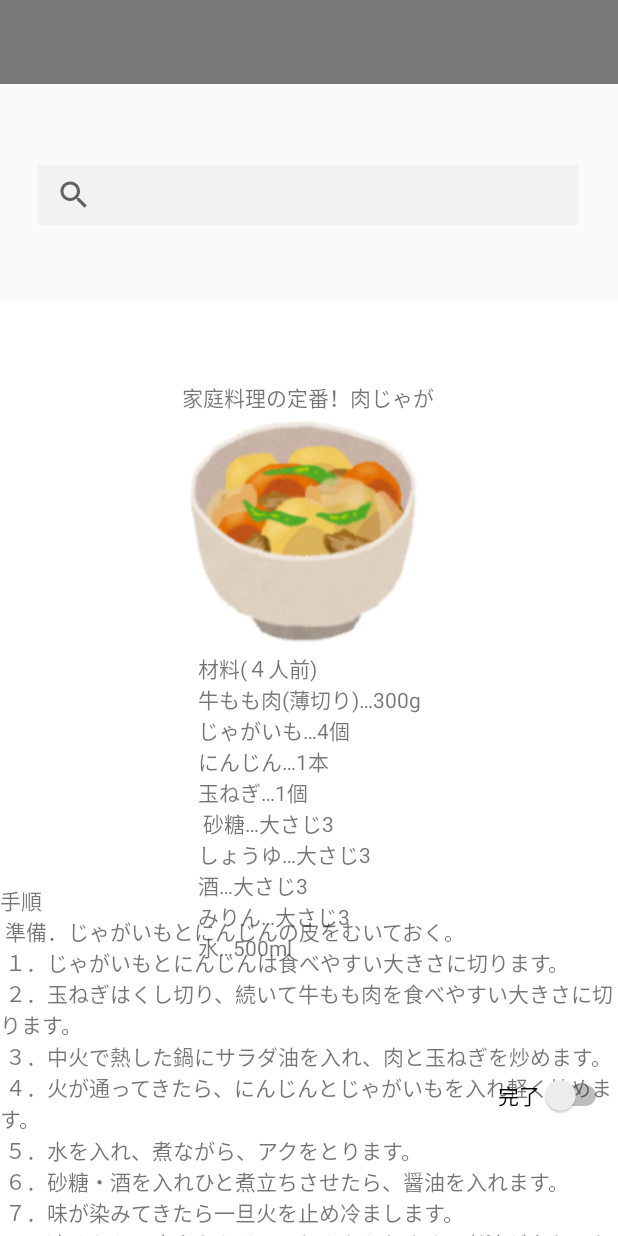
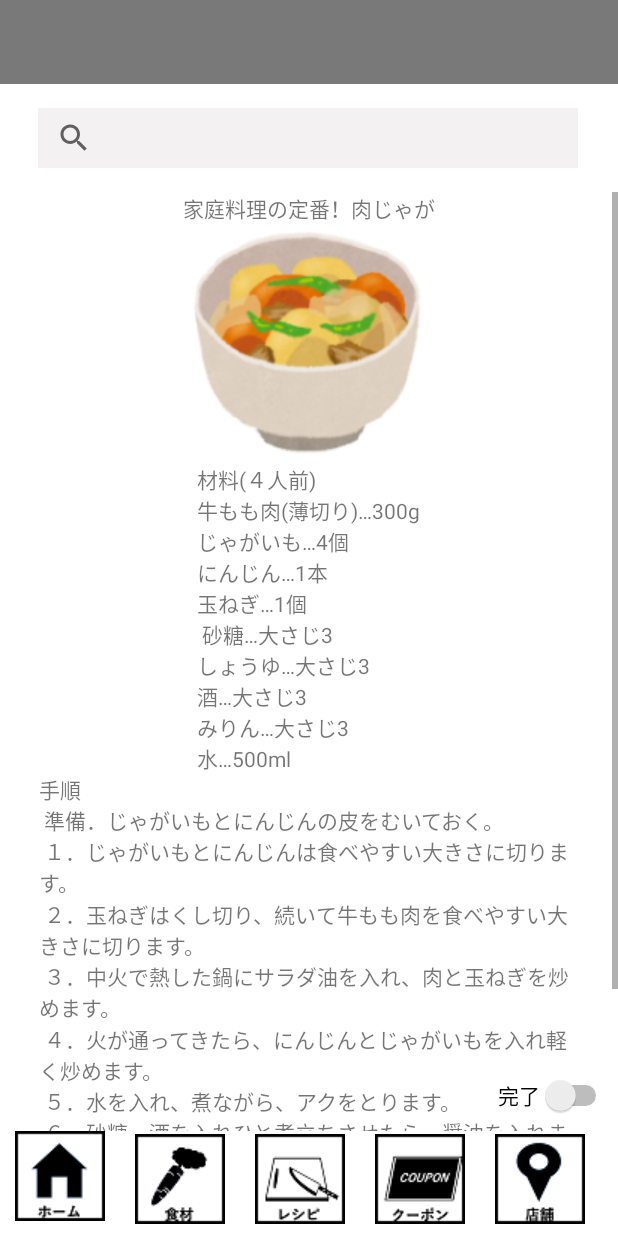
Before and after one commit to fresh3001/Tabemane, an Android app: the Recipe02Activity screen opened directly, with no data from a screen before it, on a phone screen of 412 x 824 dp. Run offline under Robolectric (Android 15) with nearby library versions, the light colour scheme and no system bars.

Commit message:
6th commit 安達

```diff
--- a/app/src/main/res/layout/activity_recipe02.xml
+++ b/app/src/main/res/layout/activity_recipe02.xml
@@ -4,6 +4,7 @@
     xmlns:tools="http://schemas.android.com/tools"
     android:layout_width="match_parent"
     android:layout_height="match_parent"
+    android:background="@color/white"
     tools:context=".Recipe02Activity">
 
     <!--共通フレームここから-->
@@ -92,45 +93,48 @@
     <!--共通フレームここまで-->
 
     <!--検索欄-->
+
+
+    <!--スクロールバー-->
+
+    <!--完了（レシピ作った）ボタン-->
+
     <SearchView
         android:id="@+id/serch"
         android:layout_width="360dp"
         android:layout_height="40dp"
+        android:layout_gravity="center_horizontal"
+        android:layout_marginTop="16dp"
         android:background="#F3F1F1"
-        app:layout_constraintBottom_toTopOf="@+id/recipeImageButton"
         app:layout_constraintEnd_toEndOf="parent"
         app:layout_constraintHorizontal_bias="0.49"
         app:layout_constraintStart_toStartOf="parent"
-        app:layout_constraintTop_toBottomOf="@+id/toolbar"
-        app:layout_constraintVertical_bias="0.082" />
+        app:layout_constraintTop_toBottomOf="@+id/toolbar" />
 
-
-    <!--スクロールバー-->
     <ScrollView
         android:id="@+id/scrollView2"
         android:layout_width="match_parent"
         android:layout_height="match_parent"
-        android:layout_marginTop="200dp"
-        android:isScrollContainer="false"
-        android:background="@color/white">
+        android:layout_marginTop="128dp"
+        android:layout_marginBottom="70dp"
+        android:fillViewport="true">
+
 
         <LinearLayout
             android:layout_width="match_parent"
             android:layout_height="wrap_content"
+            android:layout_gravity="center_horizontal"
             android:orientation="vertical"
-            tools:ignore="UselessLeaf"/>
-    </ScrollView>
+            android:weightSum="1"
+            tools:ignore="ScrollViewSize,UselessLeaf">
+
 
             <!--レシピ-->
             <TextView
                 android:id="@+id/recipe_name"
                 android:layout_width="wrap_content"
                 android:layout_height="wrap_content"
-        android:layout_marginStart="32dp"
-        android:layout_marginLeft="32dp"
-        android:layout_marginEnd="32dp"
-        android:layout_marginRight="32dp"
-        android:layout_marginBottom="240dp"
+                android:layout_gravity="center_horizontal"
                 android:text="@string/recipe_name"
                 app:layout_constraintBottom_toTopOf="@+id/recipeImageButton"
                 app:layout_constraintEnd_toEndOf="parent"
@@ -143,16 +147,19 @@
                 android:id="@+id/recipe_img"
                 android:layout_width="wrap_content"
                 android:layout_height="wrap_content"
+                android:layout_gravity="center_horizontal"
                 app:layout_constraintEnd_toEndOf="parent"
                 app:layout_constraintHorizontal_bias="0.49"
                 app:layout_constraintStart_toStartOf="parent"
                 app:layout_constraintTop_toBottomOf="@+id/recipe_name"
-        app:srcCompat="@drawable/nikujagaimage" />
+                app:srcCompat="@drawable/nikujagaimage"
+                tools:ignore="ContentDescription" />
 
             <TextView
                 android:id="@+id/material"
                 android:layout_width="wrap_content"
                 android:layout_height="wrap_content"
+                android:layout_gravity="center_horizontal"
                 android:text="@string/material"
                 app:layout_constraintEnd_toEndOf="parent"
                 app:layout_constraintStart_toStartOf="parent"
@@ -160,20 +167,17 @@
 
             <TextView
                 android:id="@+id/Howtomake_text"
-        android:layout_width="wrap_content"
+                android:layout_width="360dp"
                 android:layout_height="wrap_content"
-        android:layout_marginStart="128dp"
-        android:layout_marginLeft="128dp"
-        android:layout_marginEnd="128dp"
-        android:layout_marginRight="128dp"
+                android:layout_gravity="center_horizontal"
                 android:text="@string/recipe_make"
-        app:layout_constraintBottom_toBottomOf="parent"
                 app:layout_constraintEnd_toEndOf="parent"
                 app:layout_constraintStart_toStartOf="parent"
-        app:layout_constraintTop_toBottomOf="@+id/material" />
+                app:layout_constraintTop_toBottomOf="@+id/material"/>
 
+        </LinearLayout>
+    </ScrollView>
 
-    <!--完了（レシピ作った）ボタン-->
     <Switch
         android:id="@+id/make_switch"
         android:layout_width="wrap_content"
```
Lines whose indentation alone changed are shown as unchanged.
